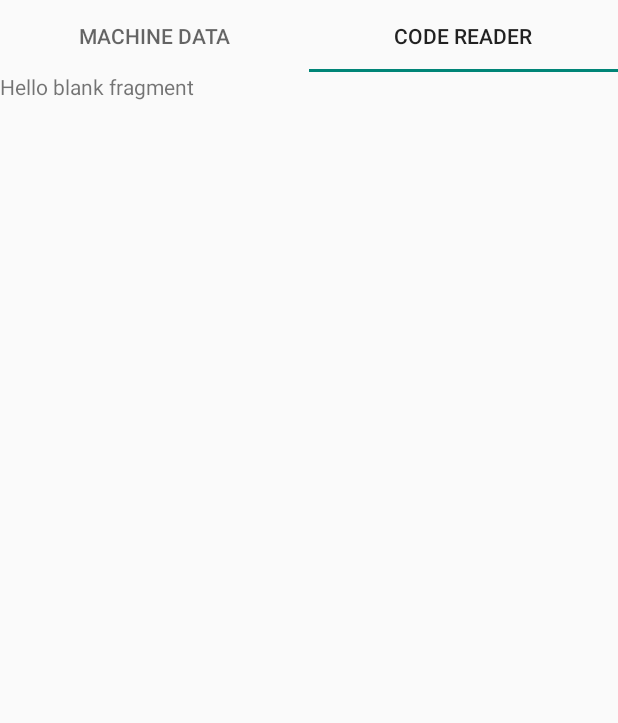
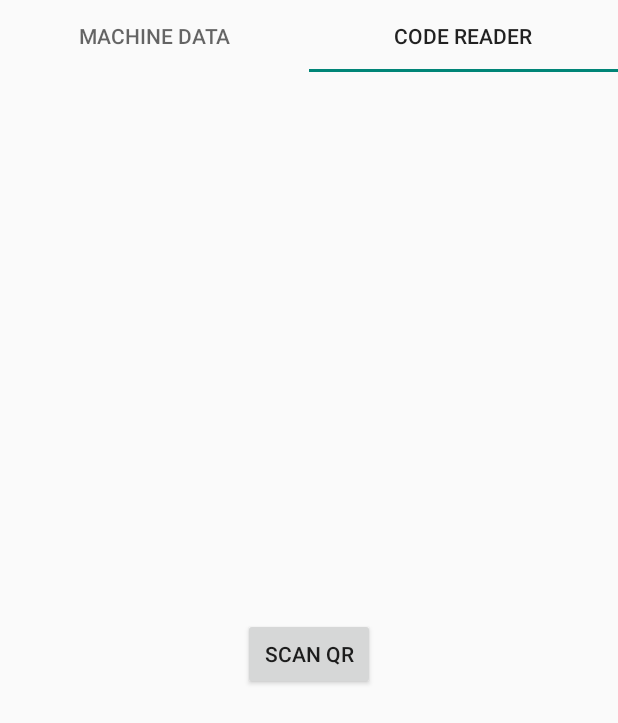
Before and after one commit to AdityaDwiRach/ImageMachine, an Android app: the screen it shows after launch (MainActivity), tab 2 chosen, on a phone screen of 412 x 824 dp. Shown: the top 723 px of the screen. Run offline under Robolectric (Android 15) with nearby library versions, the phone set to English and light mode, and no system bars; libraries missing offline, so code that uses them is left out: me.dm7.barcodescanner.

```diff
--- a/app/src/main/java/com/adr/imagemachine/fragments/CodeReaderFragment.java
+++ b/app/src/main/java/com/adr/imagemachine/fragments/CodeReaderFragment.java
@@ -1,20 +1,32 @@
 package com.adr.imagemachine.fragments;
 
+import android.content.Intent;
 import android.os.Bundle;
 
+import androidx.annotation.NonNull;
+import androidx.annotation.Nullable;
 import androidx.fragment.app.Fragment;
 
+import android.util.Log;
 import android.view.LayoutInflater;
 import android.view.View;
 import android.view.ViewGroup;
+import android.widget.Button;
+import android.widget.Toast;
 
 import com.adr.imagemachine.R;
+import com.adr.imagemachine.ScannerActivity;
+import com.google.zxing.Result;
+
+import me.dm7.barcodescanner.zxing.ZXingScannerView;
 
 
 /**
  * A simple {@link Fragment} subclass.
  */
 public class CodeReaderFragment extends Fragment {
+
+
 
     public static CodeReaderFragment newInstance() {
         return new CodeReaderFragment();
@@ -27,4 +39,19 @@ public class CodeReaderFragment extends Fragment {
         // Inflate the layout for this fragment
         return inflater.inflate(R.layout.fragment_code_reader, container, false);
     }
+
+    @Override
+    public void onViewCreated(@NonNull View view, @Nullable Bundle savedInstanceState) {
+        super.onViewCreated(view, savedInstanceState);
+
+
+
+        Button buttonScan = view.findViewById(R.id.btn_scan_qr_code_reader);
+        buttonScan.setOnClickListener(new View.OnClickListener() {
+            @Override
+            public void onClick(View v) {
+                startActivity(new Intent(getContext(), ScannerActivity.class));
+            }
+        });
+    }
 }
--- a/app/src/main/res/layout/fragment_code_reader.xml
+++ b/app/src/main/res/layout/fragment_code_reader.xml
@@ -1,14 +1,15 @@
 <?xml version="1.0" encoding="utf-8"?>
-<FrameLayout xmlns:android="http://schemas.android.com/apk/res/android"
+<RelativeLayout xmlns:android="http://schemas.android.com/apk/res/android"
     xmlns:tools="http://schemas.android.com/tools"
     android:layout_width="match_parent"
     android:layout_height="match_parent"
     tools:context=".fragments.CodeReaderFragment">
 
-    <!-- TODO: Update blank fragment layout -->
-    <TextView
-        android:layout_width="match_parent"
-        android:layout_height="match_parent"
-        android:text="@string/hello_blank_fragment" />
+    <Button
+        android:id="@+id/btn_scan_qr_code_reader"
+        android:layout_width="wrap_content"
+        android:layout_height="wrap_content"
+        android:layout_centerInParent="true"
+        android:text="@string/scan_qr_caps"/>
 
-</FrameLayout>
+</RelativeLayout>
--- a/app/src/main/res/values/strings.xml
+++ b/app/src/main/res/values/strings.xml
@@ -7,4 +7,5 @@
     <string name="edit_caps">EDIT</string>
     <string name="machine_image_caps">MACHINE IMAGE</string>
     <string name="machine_data_detail_caps">MACHINE DATA DETAIL</string>
+    <string name="scan_qr_caps">SCAN QR</string>
 </resources>
```
Also changed, not shown: app/src/main/AndroidManifest.xml (+12 -3 lines), app/src/main/java/com/adr/imagemachine/ScannerActivity.java (added, +47 -0 lines), app/src/main/res/layout/activity_scanner.xml (added, +9 -0 lines).
